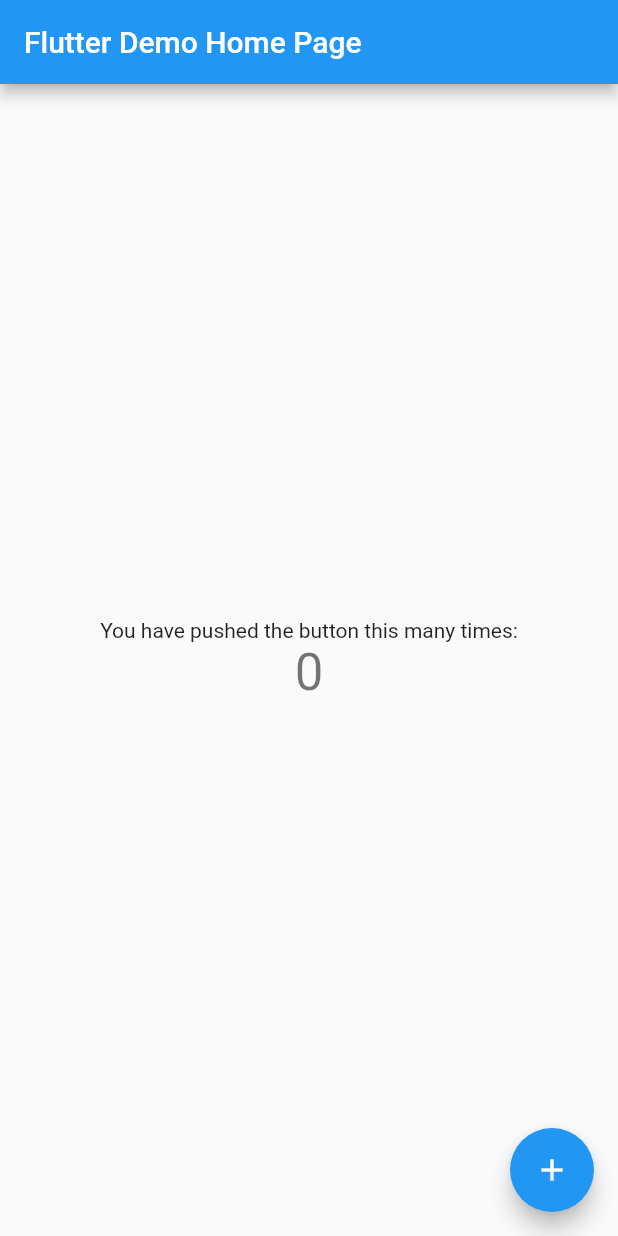
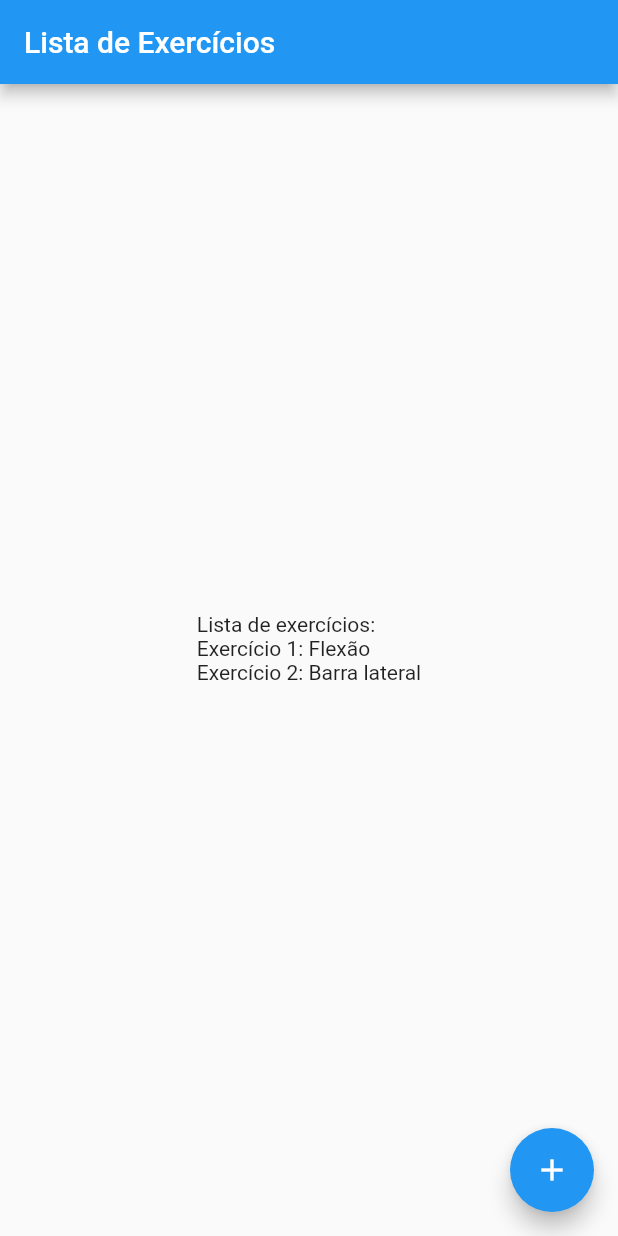
Before and after one commit to rodrigofbms/appListaExercicios, a Flutter app: the screen it shows after launch, on a phone screen of 412 x 824 dp. Run offline on Flutter 3.47's test engine with Material 2 defaults, Android fonts, the phone set to English and light mode, and no system bars.

Commit message:
Pequenas modificações na tela inicial

```diff
--- a/lib/main.dart
+++ b/lib/main.dart
@@ -7,7 +7,7 @@ class MyApp extends StatelessWidget {
   @override
   Widget build(BuildContext context) {
     return MaterialApp(
-      title: 'Flutter Demo',
+      title: 'Lista de Exercícios',
       theme: ThemeData(
         // This is the theme of your application.
         //
@@ -20,7 +20,7 @@ class MyApp extends StatelessWidget {
         // is not restarted.
         primarySwatch: Colors.blue,
       ),
-      home: MyHomePage(title: 'Flutter Demo Home Page'),
+      home: MyHomePage(title: 'Lista de Exercícios'),
     );
   }
 }
@@ -55,6 +55,9 @@ class _MyHomePageState extends State<MyHomePage> {
       // called again, and so nothing would appear to happen.
       _counter++;
     });
+  }
+  void _createList(){
+    //Abrir outra tela, para inserir dados da lista de exercício
   }
 
   @override
@@ -92,11 +95,12 @@ class _MyHomePageState extends State<MyHomePage> {
           mainAxisAlignment: MainAxisAlignment.center,
           children: <Widget>[
             Text(
-              'You have pushed the button this many times:',
+              'Lista de exercícios:\n'
+              'Exercício 1: Flexão\n'
+              'Exercício 2: Barra lateral',
             ),
             Text(
-              '$_counter',
-              style: Theme.of(context).textTheme.display1,
+              ''
             ),
           ],
         ),
@@ -105,7 +109,7 @@ class _MyHomePageState extends State<MyHomePage> {
         onPressed: _incrementCounter,
         tooltip: 'Increment',
         child: Icon(Icons.add),
-      ), // This trailing comma makes auto-formatting nicer for build methods.
+      ),
     );
   }
 }
```
Also changed, not shown: 1 other file.
